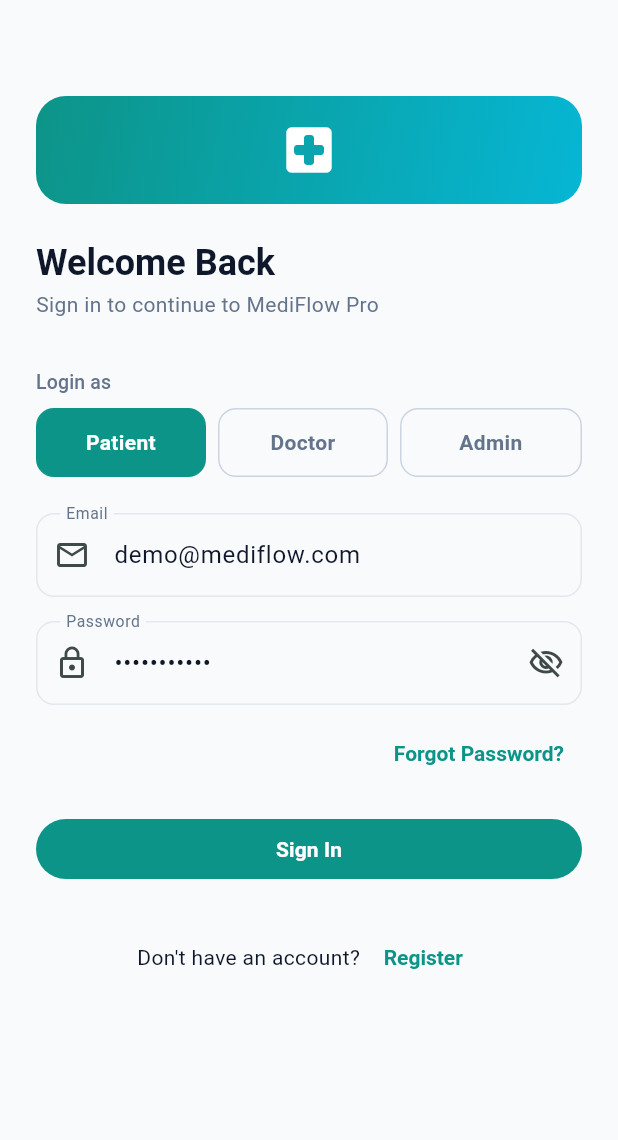
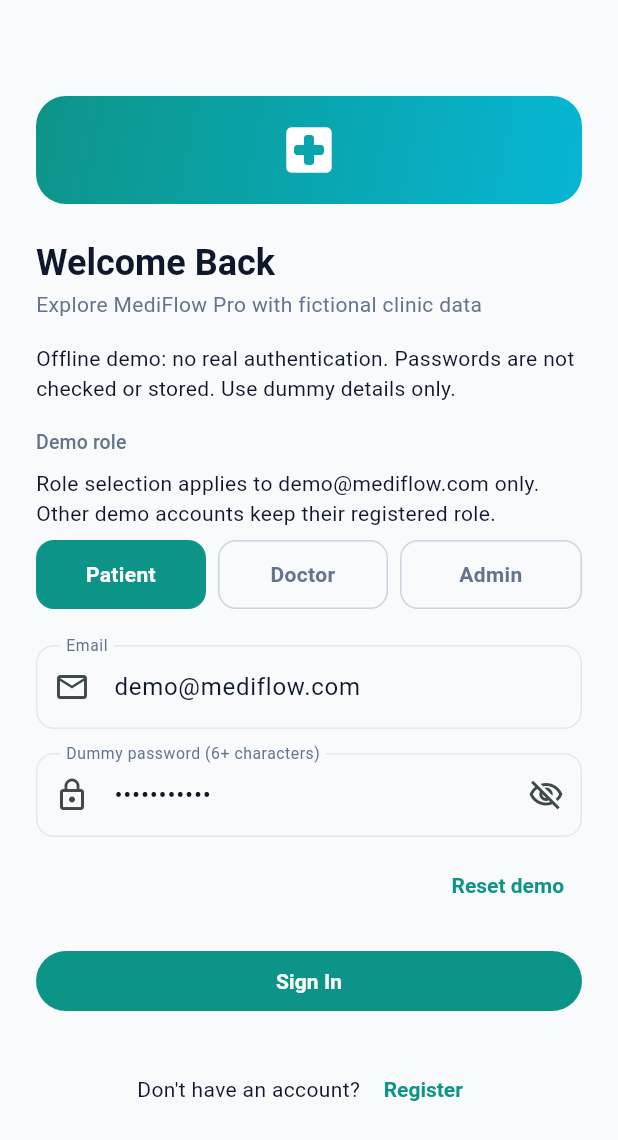
Before and after one commit to mmbayoumitaha/MediFlow-Pro-Smart-Clinic-Manager, a Flutter app: the LoginScreen screen opened by its route, on a phone screen of 412 x 824 dp. Shown: the top 1140 px of the screen. Run offline on Flutter 3.47's test engine with Material 3 defaults, Android fonts, the light colour scheme and no system bars; our stand-ins replace fl_chart, flutter_riverpod, go_router.

Commit message:
feat(demo): clarify simulated access and add confirmed session reset

```diff
--- a/lib/features/auth/screens/login_screen.dart
+++ b/lib/features/auth/screens/login_screen.dart
@@ -5,6 +5,7 @@
 import '../../../core/constants/app_colors.dart';
 import '../../../core/constants/app_sizes.dart';
 import '../../../core/providers/app_providers.dart';
+import '../presentation/demo_notice.dart';
 
 import 'package:mediflow/features/clinic/domain/app_enums.dart';
 
@@ -72,15 +73,25 @@
                 Text('Welcome Back', style: theme.textTheme.displaySmall),
                 const SizedBox(height: 4),
                 Text(
-                  'Sign in to continue to MediFlow Pro',
+                  'Explore MediFlow Pro with fictional clinic data',
                   style: theme.textTheme.bodyMedium?.copyWith(
                     color: AppColors.slate500,
                   ),
                 ),
-                const SizedBox(height: 32),
+                const SizedBox(height: 16),
+                const Text(
+                  'Offline demo: no real authentication. Passwords are not '
+                  'checked or stored. Use dummy details only.',
+                ),
+                const SizedBox(height: 16),
 
                 // Role selector
-                Text('Login as', style: theme.textTheme.titleSmall),
+                Text('Demo role', style: theme.textTheme.titleSmall),
+                const SizedBox(height: 8),
+                const Text(
+                  'Role selection applies to demo@mediflow.com only. '
+                  'Other demo accounts keep their registered role.',
+                ),
                 const SizedBox(height: 8),
                 Row(
                   children: UserRole.values.map((role) {
@@ -144,7 +155,7 @@
                   controller: _passwordController,
                   obscureText: _obscurePassword,
                   decoration: InputDecoration(
-                    labelText: 'Password',
+                    labelText: 'Dummy password (6+ characters)',
                     prefixIcon: const Icon(Icons.lock_outline),
                     suffixIcon: IconButton(
                       icon: Icon(
@@ -164,8 +175,8 @@
                 Align(
                   alignment: Alignment.centerRight,
                   child: TextButton(
-                    onPressed: () {},
-                    child: const Text('Forgot Password?'),
+                    onPressed: () => confirmDemoReset(context, ref),
+                    child: const Text('Reset demo'),
                   ),
                 ),
                 const SizedBox(height: 16),
--- a/lib/features/auth/screens/onboarding_screen.dart
+++ b/lib/features/auth/screens/onboarding_screen.dart
@@ -24,19 +24,19 @@
     _OnboardingPage(
       icon: Icons.calendar_month_rounded,
       title: 'Book Appointments',
-      subtitle: 'Schedule visits with top doctors in just a few taps. Get reminders so you never miss an appointment.',
+      subtitle: 'Explore appointment booking with fictional doctors and patients in an offline demo.',
       color: AppColors.primary,
     ),
     _OnboardingPage(
       icon: Icons.medical_information_rounded,
       title: 'Medical Records',
-      subtitle: 'Access your complete medical history, prescriptions, and test results securely from anywhere.',
+      subtitle: 'Browse sample prescriptions in the patient portal. Demo changes last until reset or restart.',
       color: AppColors.secondary,
     ),
     _OnboardingPage(
       icon: Icons.analytics_rounded,
       title: 'Smart Analytics',
-      subtitle: 'Doctors and admins get powerful dashboards with real-time insights to make better decisions.',
+      subtitle: 'Explore doctor and admin dashboards with sample clinic data. Chart series are currently illustrative.',
       color: AppColors.accent,
     ),
   ];
--- a/lib/features/auth/screens/register_screen.dart
+++ b/lib/features/auth/screens/register_screen.dart
@@ -70,12 +70,18 @@
                 Text('Create Account', style: theme.textTheme.displaySmall),
                 const SizedBox(height: 4),
                 Text(
-                  'Join MediFlow Pro today',
+                  'Create a temporary demo account',
                   style: theme.textTheme.bodyMedium?.copyWith(
                     color: AppColors.slate500,
                   ),
                 ),
                 const SizedBox(height: 24),
+                const Text(
+                  'Use fictional details and a dummy password. Passwords are '
+                  'not checked or stored. Accounts last until demo reset or '
+                  'app restart; signing out keeps them.',
+                ),
+                const SizedBox(height: 16),
                 // Role
                 Row(
                   children: [UserRole.patient, UserRole.doctor].map((r) {
@@ -150,7 +156,7 @@
                   controller: _passCtrl,
                   obscureText: _obscure,
                   decoration: InputDecoration(
-                    labelText: 'Password',
+                    labelText: 'Dummy password (6+ characters)',
                     prefixIcon: const Icon(Icons.lock_outline),
                     suffixIcon: IconButton(
                       icon: Icon(
--- a/lib/features/clinic/presentation/clinic_data_gate.dart
+++ b/lib/features/clinic/presentation/clinic_data_gate.dart
@@ -2,6 +2,7 @@
 import 'package:flutter_riverpod/flutter_riverpod.dart';
 
 import '../../../core/providers/app_providers.dart';
+import '../../auth/presentation/demo_notice.dart';
 import '../domain/clinic_failure.dart';
 
 /// All three portals share repository loading, failure and retry behavior.
@@ -38,6 +39,7 @@
     }
     return Column(
       children: [
+        const DemoNotice(),
         if (data.isLoading) const LinearProgressIndicator(),
         if (data.hasError)
           MaterialBanner(
```
Also changed, not shown: lib/core/providers/app_providers.dart (+14 -0 lines), lib/features/auth/presentation/demo_notice.dart (added, +58 -0 lines), 8 other files.
